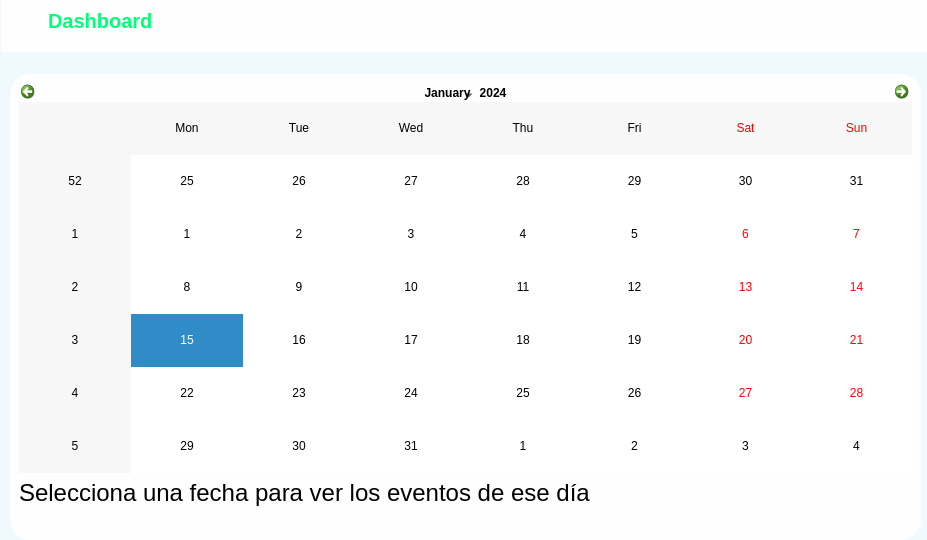
This is src/Vista/vistacliente.ui in gjimec00/STDEvents as Qt 5 draws it before an edit. The edited form follows.
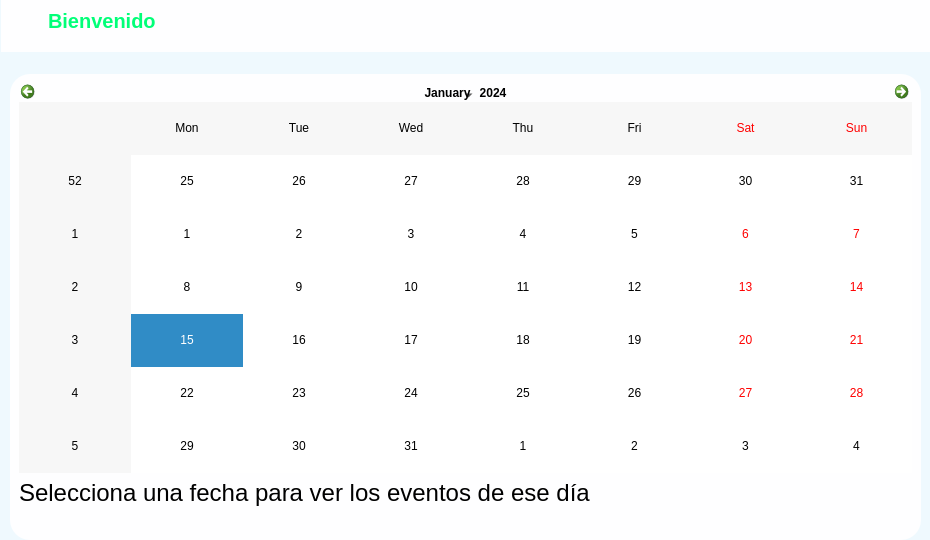
This is the edited form. Icons and pictures are not drawn.

The edit to the form file:
```diff
--- a/src/Vista/vistacliente.ui
+++ b/src/Vista/vistacliente.ui
@@ -6,7 +6,7 @@
    <rect>
     <x>0</x>
     <y>0</y>
-    <width>927</width>
+    <width>930</width>
     <height>540</height>
    </rect>
   </property>
@@ -355,7 +355,7 @@
              </font>
             </property>
             <property name="text">
-             <string>Dashboard</string>
+             <string>Bienvenido</string>
             </property>
            </widget>
           </item>
```
Left out of the diff: 28 changed lines with no effect on the pictures.
